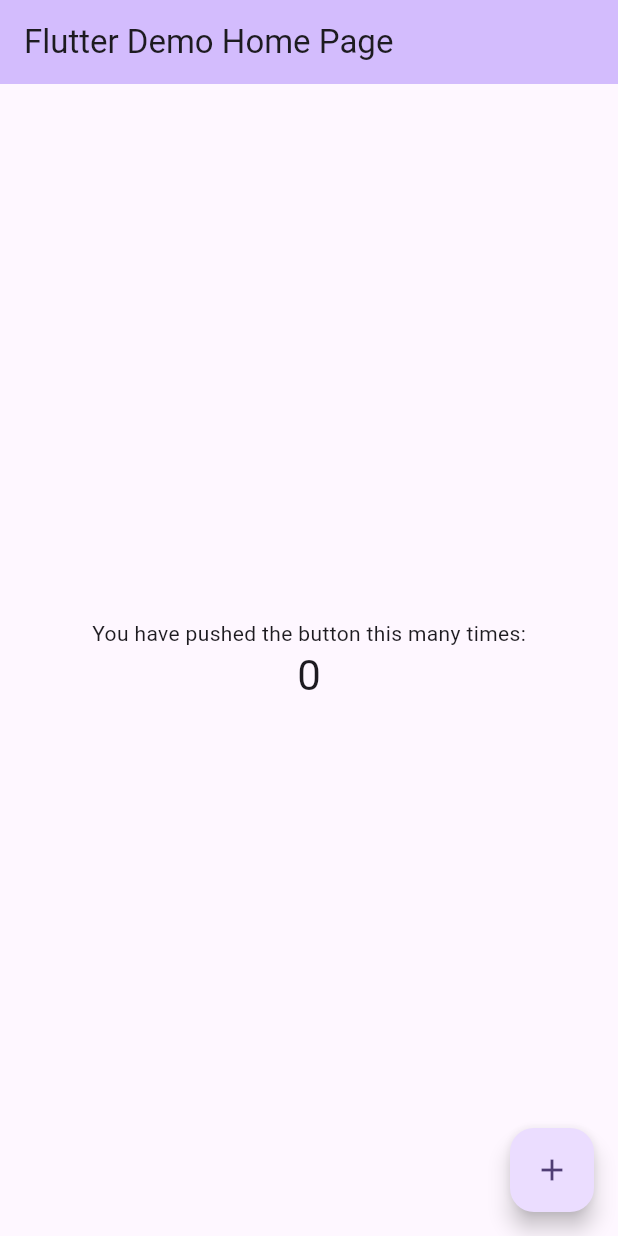
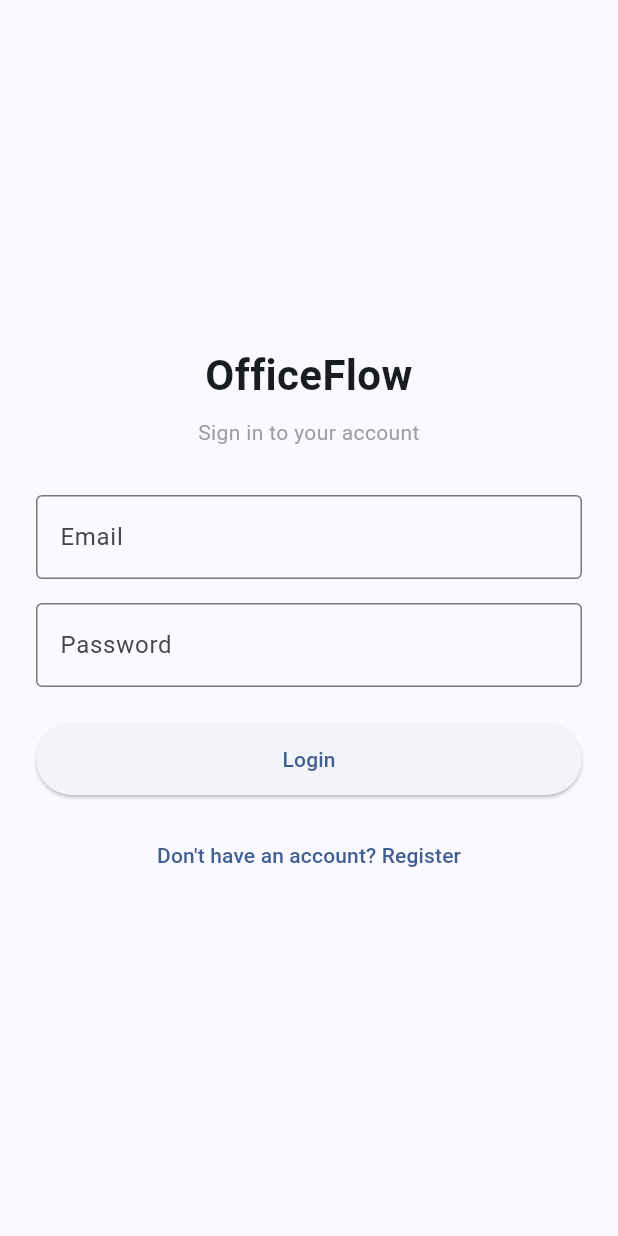
Before and after one commit to immahafuz01/OfficeFlow-new, a Flutter app: the screen it shows after launch, on a phone screen of 412 x 824 dp. Run offline on Flutter 3.47's test engine with Material 3 defaults, Android fonts, the phone set to English and light mode, and no system bars; our stand-ins replace dio, shared_preferences.

Commit message:
feat: Flutter auth UI, API layer, Cloudinary config, DB grants
- Flutter: add dio, shared_preferences; create ApiConfig, AuthService,
  LoginScreen (login/register toggle), HomeScreen with logout, AuthGate
  in main.dart for token-based routing
- Backend: add Cloudinary SDK + config module; update schema.sql with
  GRANT statements to fix permission denied on tables/sequences
- Fix widget_test.dart to reference new OfficeFlowApp class

```diff
--- /dev/null
+++ b/app/lib/config/api.dart
@@ -0,0 +1,9 @@
+import 'package:flutter/foundation.dart';
+
+class ApiConfig {
+  // Web/desktop: localhost; Android emulator: 10.0.2.2 (maps to host localhost)
+  static String get baseUrl {
+    if (kIsWeb) return 'http://localhost:3000/api/v1';
+    return 'http://10.0.2.2:3000/api/v1';
+  }
+}
--- a/app/lib/main.dart
+++ b/app/lib/main.dart
@@ -1,122 +1,48 @@
 import 'package:flutter/material.dart';
+import 'screens/login_screen.dart';
+import 'screens/home_screen.dart';
+import 'services/auth_service.dart';
 
 void main() {
-  runApp(const MyApp());
+  runApp(const OfficeFlowApp());
 }
 
-class MyApp extends StatelessWidget {
-  const MyApp({super.key});
+class OfficeFlowApp extends StatelessWidget {
+  const OfficeFlowApp({super.key});
 
-  // This widget is the root of your application.
   @override
   Widget build(BuildContext context) {
     return MaterialApp(
-      title: 'Flutter Demo',
+      title: 'OfficeFlow',
+      debugShowCheckedModeBanner: false,
       theme: ThemeData(
-        // This is the theme of your application.
-        //
-        // TRY THIS: Try running your application with "flutter run". You'll see
-        // the application has a purple toolbar. Then, without quitting the app,
-        // try changing the seedColor in the colorScheme below to Colors.green
-        // and then invoke "hot reload" (save your changes or press the "hot
-        // reload" button in a Flutter-supported IDE, or press "r" if you used
-        // the command line to start the app).
-        //
-        // Notice that the counter didn't reset back to zero; the application
-        // state is not lost during the reload. To reset the state, use hot
-        // restart instead.
-        //
-        // This works for code too, not just values: Most code changes can be
-        // tested with just a hot reload.
-        colorScheme: .fromSeed(seedColor: Colors.deepPurple),
+        colorScheme: ColorScheme.fromSeed(seedColor: const Color(0xFF1565C0)),
+        useMaterial3: true,
       ),
-      home: const MyHomePage(title: 'Flutter Demo Home Page'),
+      home: const _AuthGate(),
     );
   }
 }
 
-class MyHomePage extends StatefulWidget {
-  const MyHomePage({super.key, required this.title});
-
-  // This widget is the home page of your application. It is stateful, meaning
-  // that it has a State object (defined below) that contains fields that affect
-  // how it looks.
-
-  // This class is the configuration for the state. It holds the values (in this
-  // case the title) provided by the parent (in this case the App widget) and
-  // used by the build method of the State. Fields in a Widget subclass are
-  // always marked "final".
-
-  final String title;
+/// Checks for a stored token and routes to Home or Login accordingly.
+class _AuthGate extends StatefulWidget {
+  const _AuthGate();
 
   @override
-  State<MyHomePage> createState() => _MyHomePageState();
+  State<_AuthGate> createState() => _AuthGateState();
 }
 
-class _MyHomePageState extends State<MyHomePage> {
-  int _counter = 0;
-
-  void _incrementCounter() {
-    setState(() {
-      // This call to setState tells the Flutter framework that something has
-      // changed in this State, which causes it to rerun the build method below
-      // so that the display can reflect the updated values. If we changed
-      // _counter without calling setState(), then the build method would not be
-      // called again, and so nothing would appear to happen.
-      _counter++;
-    });
-  }
-
+class _AuthGateState extends State<_AuthGate> {
   @override
   Widget build(BuildContext context) {
-    // This method is rerun every time setState is called, for instance as done
-    // by the _incrementCounter method above.
-    //
-    // The Flutter framework has been optimized to make rerunning build methods
-    // fast, so that you can just rebuild anything that needs updating rather
-    // than having to individually change instances of widgets.
-    return Scaffold(
-      appBar: AppBar(
-        // TRY THIS: Try changing the color here to a specific color (to
-        // Colors.amber, perhaps?) and trigger a hot reload to see the AppBar
-        // change color while the other colors stay the same.
-        backgroundColor: Theme.of(context).colorScheme.inversePrimary,
-        // Here we take the value from the MyHomePage object that was created by
-        // the App.build method, and use it to set our appbar title.
-        title: Text(widget.title),
-      ),
-      body: Center(
-        // Center is a layout widget. It takes a single child and positions it
-        // in the middle of the parent.
-        child: Column(
-          // Column is also a layout widget. It takes a list of children and
-          // arranges them vertically. By default, it sizes itself to fit its
-          // children horizontally, and tries to be as tall as its parent.
-          //
-          // Column has various properties to control how it sizes itself and
-          // how it positions its children. Here we use mainAxisAlignment to
-          // center the children vertically; the main axis here is the vertical
-          // axis because Columns are vertical (the cross axis would be
-          // horizontal).
-          //
-          // TRY THIS: Invoke "debug painting" (choose the "Toggle Debug Paint"
-          // action in the IDE, or press "p" in the console), to see the
-          // wireframe for each widget.
-          mainAxisAlignment: .center,
-          children: [
-            const Text('You have pushed the button this many times:'),
-            Text(
-              '$_counter',
-              style: Theme.of(context).textTheme.headlineMedium,
-            ),
-          ],
-        ),
-      ),
-      floatingActionButton: FloatingActionButton(
-        onPressed: _incrementCounter,
-        tooltip: 'Increment',
-        child: const Icon(Icons.add),
-      ),
+    return FutureBuilder<String?>(
+      future: AuthService.getToken(),
+      builder: (context, snapshot) {
+        if (snapshot.connectionState != ConnectionState.done) {
+          return const Scaffold(body: Center(child: CircularProgressIndicator()));
+        }
+        return snapshot.data != null ? const HomeScreen() : const LoginScreen();
+      },
     );
   }
 }
--- /dev/null
+++ b/app/lib/screens/login_screen.dart
@@ -0,0 +1,132 @@
+import 'package:dio/dio.dart';
+import 'package:flutter/material.dart';
+import '../services/auth_service.dart';
+import 'home_screen.dart';
+
+class LoginScreen extends StatefulWidget {
+  const LoginScreen({super.key});
+
+  @override
+  State<LoginScreen> createState() => _LoginScreenState();
+}
+
+class _LoginScreenState extends State<LoginScreen> {
+  final _formKey = GlobalKey<FormState>();
+  final _nameCtrl = TextEditingController();
+  final _emailCtrl = TextEditingController();
+  final _passCtrl = TextEditingController();
+
+  bool _isLogin = true;
+  bool _loading = false;
+  String? _error;
+
+  @override
+  void dispose() {
+    _nameCtrl.dispose();
+    _emailCtrl.dispose();
+    _passCtrl.dispose();
+    super.dispose();
+  }
+
+  Future<void> _submit() async {
+    if (!_formKey.currentState!.validate()) return;
+    setState(() { _loading = true; _error = null; });
+
+    try {
+      if (_isLogin) {
+        await AuthService.login(_emailCtrl.text.trim(), _passCtrl.text);
+      } else {
+        await AuthService.register(
+          _nameCtrl.text.trim(),
+          _emailCtrl.text.trim(),
+          _passCtrl.text,
+        );
+        // Auto-login after register
+        await AuthService.login(_emailCtrl.text.trim(), _passCtrl.text);
+      }
+      if (mounted) {
+        Navigator.of(context).pushReplacement(
+          MaterialPageRoute(builder: (_) => const HomeScreen()),
+        );
+      }
+    } on DioException catch (e) {
+      setState(() {
+        _error = e.response?.data['message'] ?? 'Connection error. Is the server running?';
+      });
+    } finally {
+      if (mounted) setState(() => _loading = false);
+    }
+  }
+
+  @override
+  Widget build(BuildContext context) {
+    return Scaffold(
+      body: Center(
+        child: SingleChildScrollView(
+          padding: const EdgeInsets.all(24),
+          child: ConstrainedBox(
+            constraints: const BoxConstraints(maxWidth: 400),
+            child: Form(
+              key: _formKey,
+              child: Column(
+                crossAxisAlignment: CrossAxisAlignment.stretch,
+                children: [
+                  const Text('OfficeFlow',
+                      textAlign: TextAlign.center,
+                      style: TextStyle(fontSize: 28, fontWeight: FontWeight.bold)),
+                  const SizedBox(height: 8),
+                  Text(_isLogin ? 'Sign in to your account' : 'Create an account',
+                      textAlign: TextAlign.center,
+                      style: const TextStyle(color: Colors.grey)),
+                  const SizedBox(height: 32),
+                  if (!_isLogin)
+                    TextFormField(
+                      controller: _nameCtrl,
+                      decoration: const InputDecoration(labelText: 'Name', border: OutlineInputBorder()),
+                      validator: (v) => v!.isEmpty ? 'Required' : null,
+                    ),
+                  if (!_isLogin) const SizedBox(height: 16),
+                  TextFormField(
+                    controller: _emailCtrl,
+                    decoration: const InputDecoration(labelText: 'Email', border: OutlineInputBorder()),
+                    keyboardType: TextInputType.emailAddress,
+                    validator: (v) => v!.contains('@') ? null : 'Enter a valid email',
+                  ),
+                  const SizedBox(height: 16),
+                  TextFormField(
+                    controller: _passCtrl,
+                    decoration: const InputDecoration(labelText: 'Password', border: OutlineInputBorder()),
+                    obscureText: true,
+                    validator: (v) => v!.length >= 6 ? null : 'Min 6 characters',
+                  ),
+                  const SizedBox(height: 24),
+                  if (_error != null)
+                    Padding(
+                      padding: const EdgeInsets.only(bottom: 12),
+                      child: Text(_error!,
+                          style: const TextStyle(color: Colors.red),
+                          textAlign: TextAlign.center),
+                    ),
+                  ElevatedButton(
+                    onPressed: _loading ? null : _submit,
+                    style: ElevatedButton.styleFrom(padding: const EdgeInsets.symmetric(vertical: 14)),
+                    child: _loading
+                        ? const SizedBox(height: 20, width: 20, child: CircularProgressIndicator(strokeWidth: 2))
+                        : Text(_isLogin ? 'Login' : 'Register'),
+                  ),
+                  const SizedBox(height: 16),
+                  TextButton(
+                    onPressed: () => setState(() { _isLogin = !_isLogin; _error = null; }),
+                    child: Text(_isLogin
+                        ? "Don't have an account? Register"
+                        : 'Already have an account? Login'),
+                  ),
+                ],
+              ),
+            ),
+          ),
+        ),
+      ),
+    );
+  }
+}
--- /dev/null
+++ b/app/lib/services/auth_service.dart
@@ -0,0 +1,45 @@
+import 'package:dio/dio.dart';
+import 'package:shared_preferences/shared_preferences.dart';
+import '../config/api.dart';
+
+class AuthService {
+  static final _dio = Dio(BaseOptions(baseUrl: ApiConfig.baseUrl));
+  static const _tokenKey = 'jwt_token';
+
+  static Future<String?> getToken() async {
+    final prefs = await SharedPreferences.getInstance();
+    return prefs.getString(_tokenKey);
+  }
+
+  static Future<void> _saveToken(String token) async {
+    final prefs = await SharedPreferences.getInstance();
+    await prefs.setString(_tokenKey, token);
+  }
+
+  static Future<void> logout() async {
+    final prefs = await SharedPreferences.getInstance();
+    await prefs.remove(_tokenKey);
+  }
+
+  /// Returns the JWT token on success, throws DioException on failure.
+  static Future<String> login(String email, String password) async {
+    final res = await _dio.post('/auth/login', data: {
+      'email': email,
+      'password': password,
+    });
+    final token = res.data['token'] as String;
+    await _saveToken(token);
+    return token;
+  }
+
+  /// Returns the created user on success, throws DioException on failure.
+  static Future<Map<String, dynamic>> register(
+      String name, String email, String password) async {
+    final res = await _dio.post('/auth/register', data: {
+      'name': name,
+      'email': email,
+      'password': password,
+    });
+    return res.data as Map<String, dynamic>;
+  }
+}
--- a/app/pubspec.yaml
+++ b/app/pubspec.yaml
@@ -34,6 +34,9 @@ dependencies:
   # The following adds the Cupertino Icons font to your application.
   # Use with the CupertinoIcons class for iOS style icons.
   cupertino_icons: ^1.0.8
+  dio: ^5.4.0
+  shared_preferences: ^2.2.3
+  flutter_secure_storage: ^9.2.2
 
 dev_dependencies:
   flutter_test:
```
Also changed, not shown: app/lib/screens/home_screen.dart (added, +36 -0 lines), app/pubspec.lock (added), 6 other files.
